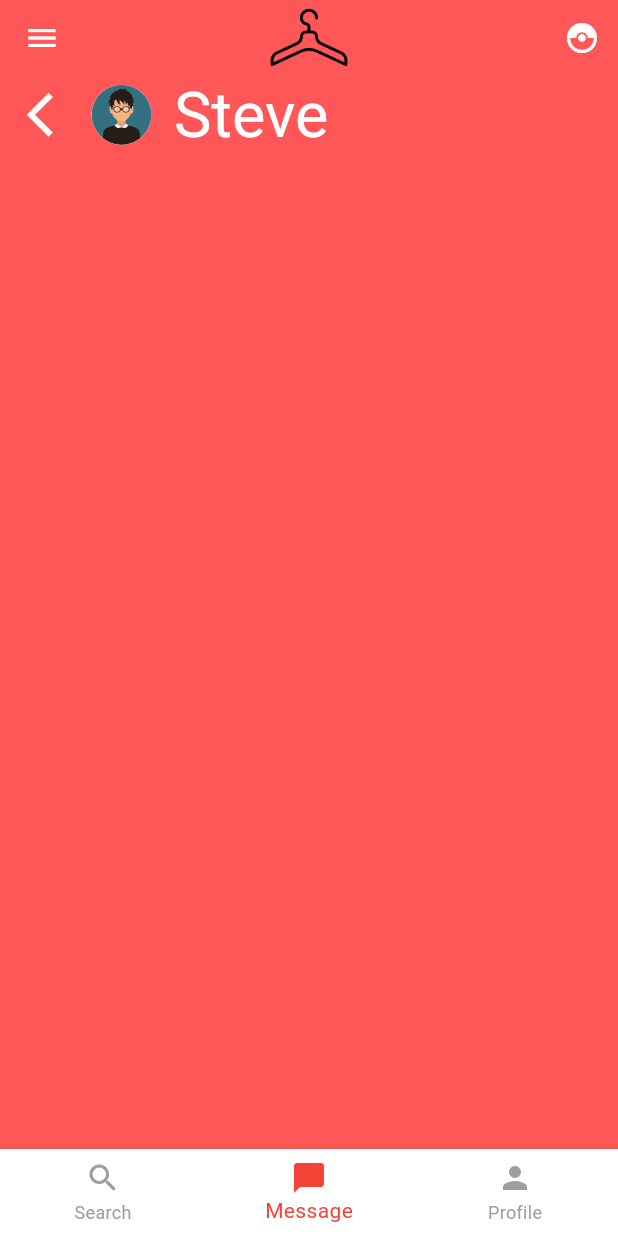
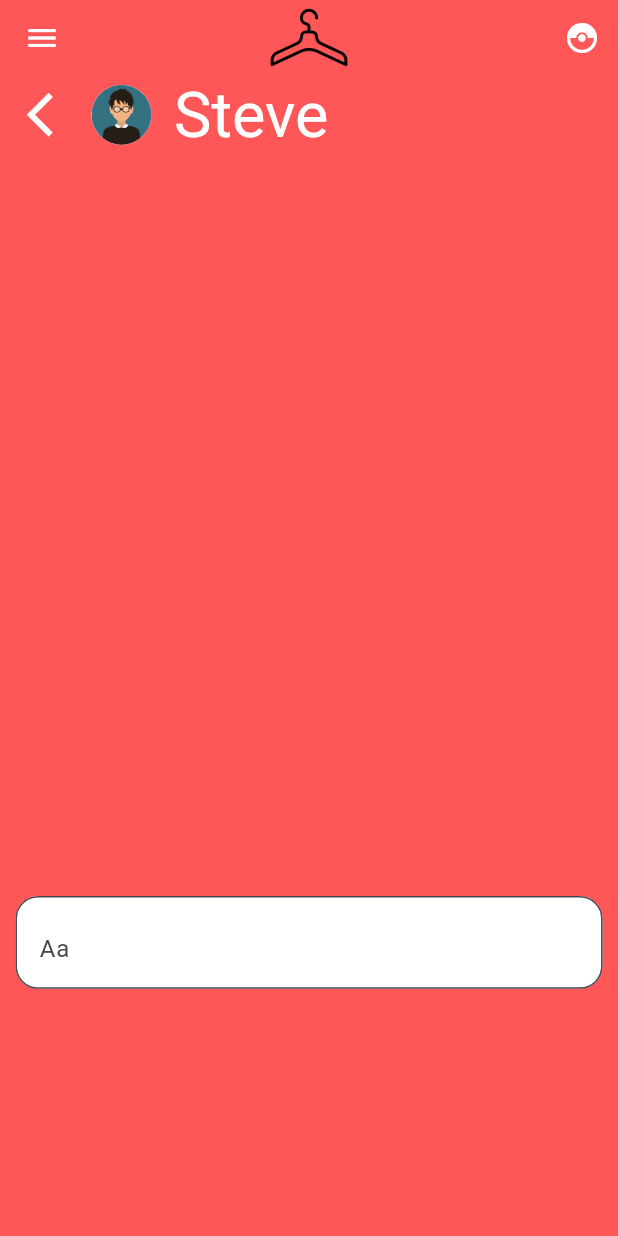
Before and after one commit to Fiversity-1/StyleSwap, a Flutter app: the MessageChat screen opened by its route, on a phone screen of 412 x 824 dp. Run offline on Flutter 3.47's test engine with Material 3 defaults, Android fonts, the light colour scheme and no system bars.

Commit message:
Added Time to Inbox, Added Keyboard and Basic UI to individual chat room

```diff
--- a/lib/features/messaging/messagechat.dart
+++ b/lib/features/messaging/messagechat.dart
@@ -2,18 +2,22 @@
 import 'package:clothing_swap/widgets/custom_bottom_nav_bar.dart';
 import 'package:clothing_swap/widgets/custom_top_app_bar.dart';
 import 'package:flutter/material.dart';
+import 'package:flutter/widgets.dart';
 
-class MessageChat extends StatelessWidget {
+class MessageChat extends StatefulWidget {
   const MessageChat({super.key, required this.title});
+
   final String title;
+  @override
+  State<MessageChat> createState() => _MessageChatState();
+}
 
+class _MessageChatState extends State<MessageChat> {
+  final _sendText = TextEditingController();
   @override
   Widget build(BuildContext context) {
     return Scaffold(
       backgroundColor: const Color.fromRGBO(255, 87, 87, 1),
-      bottomNavigationBar: const CustomBottomNavBar(
-        currentIndex: 1,
-      ),
       appBar: const PreferredSize(
         preferredSize: Size.fromHeight(50),
         child: CustomTopAppBar(),
@@ -42,7 +46,37 @@ class MessageChat extends StatelessWidget {
                     textAlign: TextAlign.center),
               ),
             ],
-          )
+          ),
+          SizedBox(height: MediaQuery.of(context).size.height * 0.6),
+          Column(
+            crossAxisAlignment: CrossAxisAlignment.end,
+            children: [
+              SizedBox(
+                height: MediaQuery.of(context).size.height * 0.075,
+                width: MediaQuery.of(context).size.width * 0.95,
+                child: TextField(
+                  scrollPhysics: const NeverScrollableScrollPhysics(),
+                  controller: _sendText,
+                  decoration: InputDecoration(
+                    border: OutlineInputBorder(
+                        borderRadius: BorderRadius.circular(15),
+                        borderSide: const BorderSide(
+                            color: Color.fromRGBO(255, 87, 87, 1))),
+                    hintText: 'Aa',
+                    filled: true,
+                    fillColor: Colors.white,
+                    suffix: IconButton(
+                      icon: const Icon(Icons.send),
+                      color: const Color.fromRGBO(255, 87, 87, 1),
+                      onPressed: () {
+                        _sendText.clear();
+                      },
+                    ),
+                  ),
+                ),
+              ),
+            ],
+          ),
         ],
       ),
     );
--- a/lib/features/messaging/messageinbox.dart
+++ b/lib/features/messaging/messageinbox.dart
@@ -53,7 +53,14 @@ class Message extends StatelessWidget {
                   leading: const CircleAvatar(
                     backgroundImage: AssetImage('lib/images/person.png'),
                   ),
-                  trailing: const Icon(Icons.arrow_forward_ios),
+                  trailing: Wrap(
+                    spacing: 12, // space between two icons
+                    children: [
+                      Text('Time',
+                          style: Theme.of(context).textTheme.bodySmall),
+                      const Icon(Icons.arrow_forward_ios),
+                    ],
+                  ),
                 ),
               ),
             ),
```
